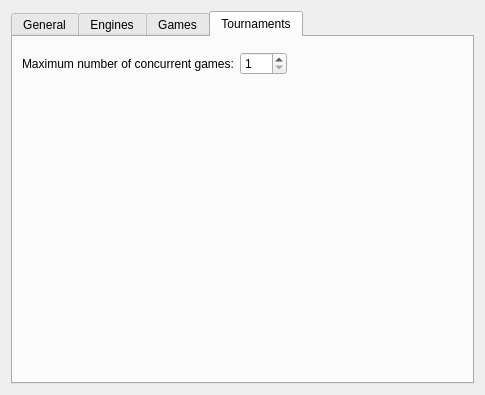
Qt form projects/gui/ui/settingsdlg.ui (cutechess/cutechess) before a commit.
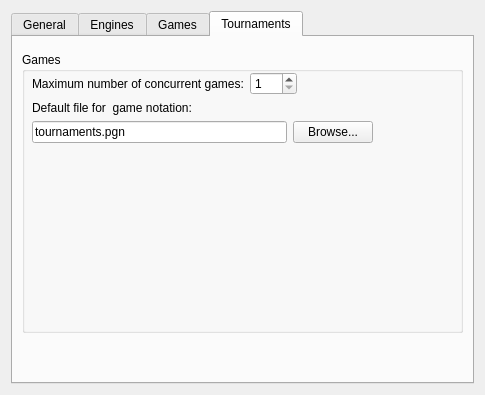
The same form after that commit. The open tabs and pages were chosen to show the change. Custom widgets are drawn as their Qt base class.

Commit message: configurable default PGN files for single games and for tournament games

```diff
--- a/projects/gui/ui/settingsdlg.ui
+++ b/projects/gui/ui/settingsdlg.ui
@@ -139,7 +139,45 @@
         <widget class="TournamentSettingsWidget" name="m_tournamentSettings" native="true"/>
        </item>
        <item>
+        <widget class="QGroupBox" name="groupBox">
+         <property name="enabled">
+          <bool>true</bool>
+         </property>
+         <property name="sizePolicy">
+          <sizepolicy hsizetype="Preferred" vsizetype="Preferred">
+           <horstretch>0</horstretch>
+           <verstretch>90</verstretch>
+          </sizepolicy>
+         </property>
+         <property name="title">
+          <string>Games</string>
+         </property>
+         <widget class="QWidget" name="layoutWidget">
+          <property name="geometry">
+           <rect>
+            <x>10</x>
+            <y>20</y>
+            <width>341</width>
+            <height>93</height>
+           </rect>
+          </property>
         <layout class="QFormLayout" name="formLayout_2">
+           <property name="fieldGrowthPolicy">
+            <enum>QFormLayout::AllNonFixedFieldsGrow</enum>
+           </property>
+           <property name="leftMargin">
+            <number>0</number>
+           </property>
+           <item row="0" column="0">
+            <widget class="QLabel" name="m_concurrencyLabel">
+             <property name="text">
+              <string>Maximum number of concurrent games:</string>
+             </property>
+             <property name="buddy">
+              <cstring>m_concurrencySpin</cstring>
+             </property>
+            </widget>
+           </item>
          <item row="0" column="1">
           <widget class="QSpinBox" name="m_concurrencySpin">
            <property name="sizePolicy">
@@ -156,17 +194,37 @@
            </property>
           </widget>
          </item>
-         <item row="0" column="0">
-          <widget class="QLabel" name="m_concurrencyLabel">
+           <item row="1" column="0">
+            <widget class="QLabel" name="m_tournamentDefaultPgnOutFileLabel">
            <property name="text">
-            <string>Maximum number of concurrent games:</string>
-           </property>
-           <property name="buddy">
-            <cstring>m_concurrencySpin</cstring>
-           </property>
-          </widget>
-         </item>
-        </layout>
+              <string>Default file for  game notation:</string>
+             </property>
+            </widget>
+           </item>
+           <item row="2" column="0" colspan="2">
+            <layout class="QHBoxLayout" name="horizontalLayout_3">
+             <property name="bottomMargin">
+              <number>0</number>
+             </property>
+             <item>
+              <widget class="QLineEdit" name="m_tournamentDefaultPgnOutFileEdit">
+               <property name="text">
+                <string>tournaments.pgn</string>
+               </property>
+              </widget>
+             </item>
+             <item>
+              <widget class="QPushButton" name="m_tournamentDefaultPgnOutFileBtn">
+               <property name="text">
+                <string>Browse...</string>
+               </property>
+              </widget>
+             </item>
+            </layout>
+           </item>
+          </layout>
+         </widget>
+        </widget>
        </item>
        <item>
         <spacer name="verticalSpacer">
```
Left out of the diff: 51 changed lines with no effect on the pictures. Lines whose indentation alone changed are shown as unchanged. The commit also changes 5 other files.
